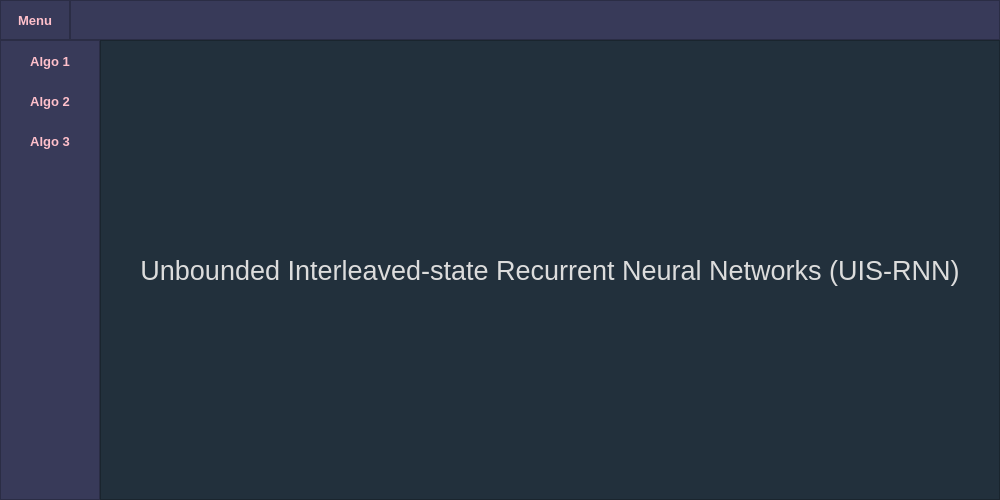
The window that main.ui (BeltranJayson/Thesis2) describes before a commit, drawn with Qt 5.
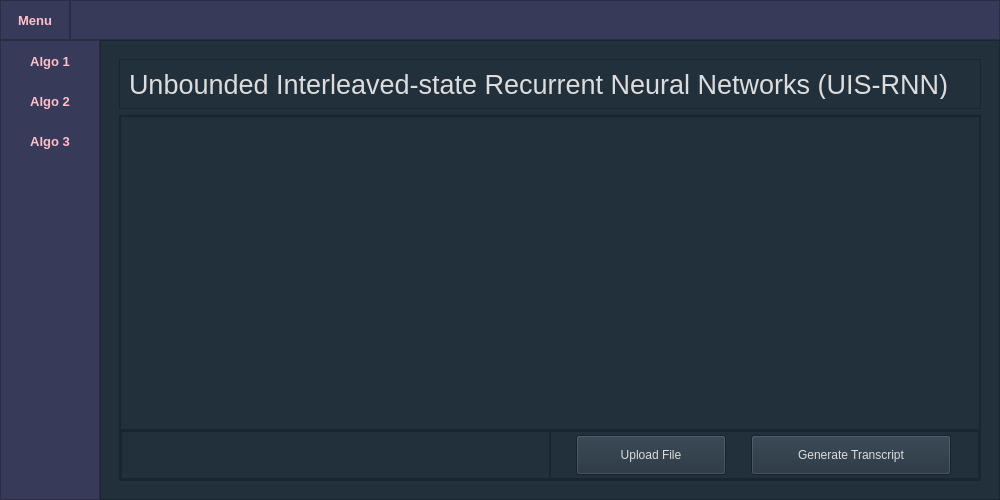
The same window after the commit. The open tabs and pages were chosen to show the change. Icons and pictures are not drawn.

The edit to the form file:
```diff
--- a/main.ui
+++ b/main.ui
@@ -388,50 +388,218 @@
           <item>
            <widget class="QStackedWidget" name="stackedWidget">
             <property name="styleSheet">
-             <string notr="true">background-color:rgb(136, 153, 166);	
-color: rgb(220, 220, 220);</string>
+             <string notr="true"/>
             </property>
             <property name="currentIndex">
              <number>2</number>
             </property>
             <widget class="QWidget" name="page_1">
              <property name="styleSheet">
-              <string notr="true">background-color:rgb(136, 153, 166);	
+              <string notr="true">background-color:rgb(34, 48, 60);	
 color: rgb(220, 220, 220);</string>
              </property>
              <layout class="QVBoxLayout" name="verticalLayout_7">
-              <property name="spacing">
-               <number>0</number>
-              </property>
-              <property name="leftMargin">
-               <number>0</number>
-              </property>
-              <property name="topMargin">
-               <number>0</number>
-              </property>
-              <property name="rightMargin">
-               <number>0</number>
-              </property>
-              <property name="bottomMargin">
-               <number>0</number>
-              </property>
               <item>
-               <widget class="QLabel" name="label_1">
-                <property name="font">
-                 <font>
-                  <pointsize>20</pointsize>
-                 </font>
+               <widget class="QFrame" name="frame_header1">
+                <property name="minimumSize">
+                 <size>
+                  <width>0</width>
+                  <height>50</height>
+                 </size>
                 </property>
-                <property name="styleSheet">
-                 <string notr="true">background-color:rgb(34, 48, 60);	
+                <property name="maximumSize">
+                 <size>
+                  <width>16777215</width>
+                  <height>50</height>
+                 </size>
+                </property>
+                <property name="baseSize">
+                 <size>
+                  <width>0</width>
+                  <height>50</height>
+                 </size>
+                </property>
+                <property name="frameShape">
+                 <enum>QFrame::StyledPanel</enum>
+                </property>
+                <property name="frameShadow">
+                 <enum>QFrame::Raised</enum>
+                </property>
+                <layout class="QVBoxLayout" name="verticalLayout_13">
+                 <item>
+                  <widget class="QLabel" name="label_3">
+                   <property name="font">
+                    <font>
+                     <pointsize>20</pointsize>
+                    </font>
+                   </property>
+                   <property name="styleSheet">
+                    <string notr="true">background-color:rgb(34, 48, 60);	
 color: rgb(220, 220, 220);</string>
+                   </property>
+                   <property name="text">
+                    <string>Unbounded Interleaved-state Recurrent Neural Networks (UIS-RNN)</string>
+                   </property>
+                  </widget>
+                 </item>
+                </layout>
+               </widget>
+              </item>
+              <item>
+               <widget class="QFrame" name="frame_body1">
+                <property name="frameShape">
+                 <enum>QFrame::StyledPanel</enum>
                 </property>
-                <property name="text">
-                 <string>Unbounded Interleaved-state Recurrent Neural Networks (UIS-RNN)</string>
+                <property name="frameShadow">
+                 <enum>QFrame::Raised</enum>
                 </property>
-                <property name="alignment">
-                 <set>Qt::AlignCenter</set>
-                </property>
+                <layout class="QVBoxLayout" name="verticalLayout_10">
+                 <property name="spacing">
+                  <number>0</number>
+                 </property>
+                 <property name="leftMargin">
+                  <number>0</number>
+                 </property>
+                 <property name="topMargin">
+                  <number>0</number>
+                 </property>
+                 <property name="rightMargin">
+                  <number>0</number>
+                 </property>
+                 <property name="bottomMargin">
+                  <number>0</number>
+                 </property>
+                 <item>
+                  <widget class="QFrame" name="frame_content1">
+                   <property name="frameShape">
+                    <enum>QFrame::StyledPanel</enum>
+                   </property>
+                   <property name="frameShadow">
+                    <enum>QFrame::Raised</enum>
+                   </property>
+                  </widget>
+                 </item>
+                 <item>
+                  <widget class="QFrame" name="frame_footer1">
+                   <property name="minimumSize">
+                    <size>
+                     <width>0</width>
+                     <height>50</height>
+                    </size>
+                   </property>
+                   <property name="maximumSize">
+                    <size>
+                     <width>16777215</width>
+                     <height>50</height>
+                    </size>
+                   </property>
+                   <property name="baseSize">
+                    <size>
+                     <width>0</width>
+                     <height>50</height>
+                    </size>
+                   </property>
+                   <property name="frameShape">
+                    <enum>QFrame::StyledPanel</enum>
+                   </property>
+                   <property name="frameShadow">
+                    <enum>QFrame::Raised</enum>
+                   </property>
+                   <layout class="QHBoxLayout" name="horizontalLayout_5">
+                    <property name="spacing">
+                     <number>0</number>
+                    </property>
+                    <property name="leftMargin">
+                     <number>0</number>
+                    </property>
+                    <property name="topMargin">
+                     <number>0</number>
+                    </property>
+                    <property name="rightMargin">
+                     <number>0</number>
+                    </property>
+                    <property name="bottomMargin">
+                     <number>0</number>
+                    </property>
+                    <item>
+                     <widget class="QFrame" name="frame_footer_left1">
+                      <property name="frameShape">
+                       <enum>QFrame::StyledPanel</enum>
+                      </property>
+                      <property name="frameShadow">
+                       <enum>QFrame::Raised</enum>
+                      </property>
+                     </widget>
+                    </item>
+                    <item>
+                     <widget class="QFrame" name="frame_footer_right1">
+                      <property name="frameShape">
+                       <enum>QFrame::StyledPanel</enum>
+                      </property>
+                      <property name="frameShadow">
+                       <enum>QFrame::Raised</enum>
+                      </property>
+                      <layout class="QHBoxLayout" name="horizontalLayout_6">
+                       <property name="spacing">
+                        <number>0</number>
+                       </property>
+                       <property name="leftMargin">
+                        <number>0</number>
+                       </property>
+                       <property name="topMargin">
+                        <number>0</number>
+                       </property>
+                       <property name="rightMargin">
+                        <number>0</number>
+                       </property>
+                       <property name="bottomMargin">
+                        <number>0</number>
+                       </property>
+                       <item>
+                        <widget class="QPushButton" name="btn_upload1">
+                         <property name="minimumSize">
+                          <size>
+                           <width>0</width>
+                           <height>40</height>
+                          </size>
+                         </property>
+                         <property name="maximumSize">
+                          <size>
+                           <width>150</width>
+                           <height>16777215</height>
+                          </size>
+                         </property>
+                         <property name="text">
+                          <string>Upload File</string>
+                         </property>
+                        </widget>
+                       </item>
+                       <item>
+                        <widget class="QPushButton" name="btn_generate1">
+                         <property name="minimumSize">
+                          <size>
+                           <width>0</width>
+                           <height>40</height>
+                          </size>
+                         </property>
+                         <property name="maximumSize">
+                          <size>
+                           <width>200</width>
+                           <height>16777215</height>
+                          </size>
+                         </property>
+                         <property name="text">
+                          <string>Generate Transcript</string>
+                         </property>
+                        </widget>
+                       </item>
+                      </layout>
+                     </widget>
+                    </item>
+                   </layout>
+                  </widget>
+                 </item>
+                </layout>
                </widget>
               </item>
              </layout>
```
Left out of the diff: 462 changed lines with no effect on the pictures.
